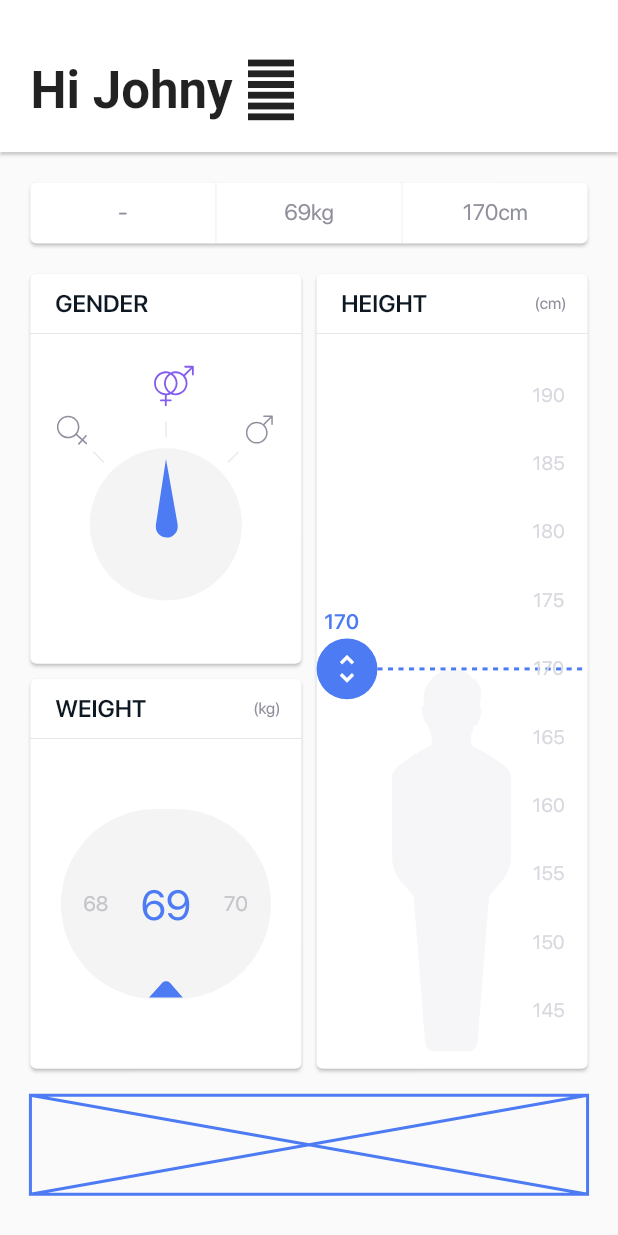
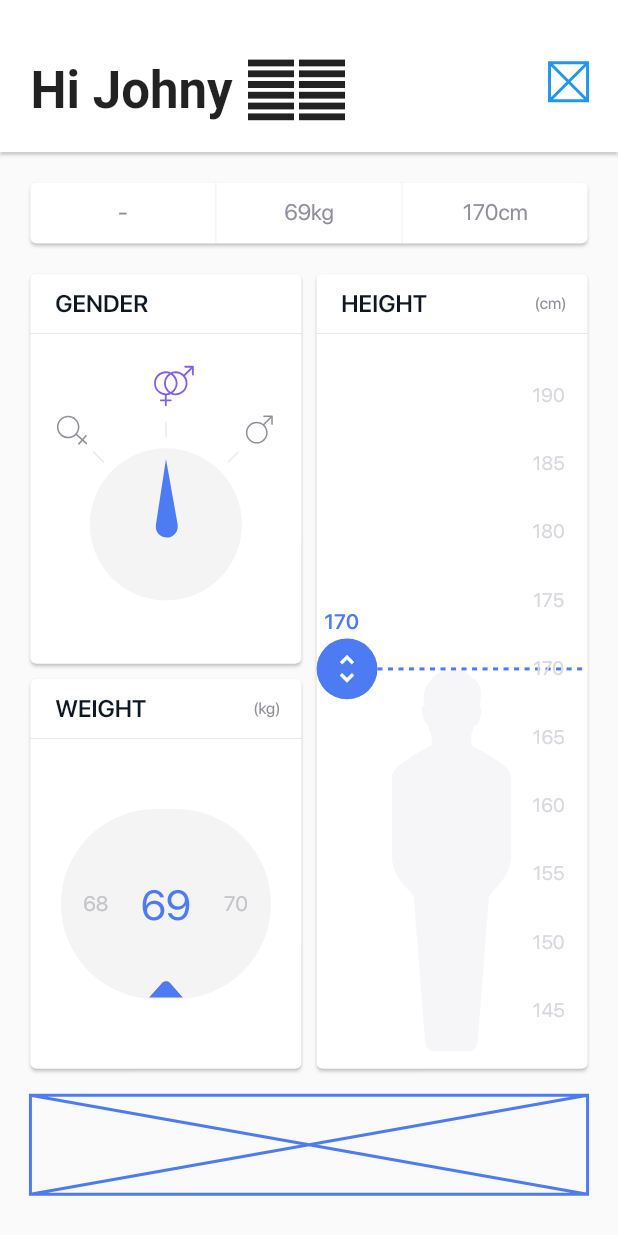
Before and after one commit to MarcinusX/bmi_calculator, a Flutter app: the screen it shows after launch, after a tap on an icon or button, on a phone screen of 412 x 824 dp. Run offline on Flutter 3.47's test engine with Material 2 defaults, Android fonts, the phone set to English and light mode, and no system bars; our stand-ins replace flutter_svg; project files that could hold a hidden picture were left out.

Commit message:
AppBar moved and readjusted

```diff
--- /dev/null
+++ b/lib/input_page/app_bar.dart
@@ -0,0 +1,56 @@
+import 'package:bmi_calculator/widget_utils.dart';
+import 'package:flutter/material.dart';
+
+class BmiAppBar extends StatelessWidget {
+  @override
+  Widget build(BuildContext context) {
+    return Material(
+      elevation: 1.0,
+      child: Container(
+        height: screenAwareSize(80.0, context),
+        color: Colors.white,
+        child: Padding(
+          padding: EdgeInsets.all(screenAwareSize(16.0, context)),
+          child: Row(
+            crossAxisAlignment: CrossAxisAlignment.end,
+            mainAxisAlignment: MainAxisAlignment.spaceBetween,
+            children: <Widget>[
+              _buildLabel(context),
+              _buildIcon(context),
+            ],
+          ),
+        ),
+      ),
+    );
+  }
+
+  Padding _buildIcon(BuildContext context) {
+    return Padding(
+      padding: EdgeInsets.only(bottom: screenAwareSize(11.0, context)),
+      child: Container(
+        height: screenAwareSize(20.0, context),
+        width: screenAwareSize(20.0, context),
+        child: Placeholder(
+          color: Colors.blue,
+        ),
+      ),
+    );
+  }
+
+  RichText _buildLabel(BuildContext context) {
+    return RichText(
+      text: TextSpan(
+        style: DefaultTextStyle.of(context).style.copyWith(fontSize: 34.0),
+        children: [
+          TextSpan(
+            text: "Hi Johny ",
+            style: TextStyle(fontWeight: FontWeight.bold),
+          ),
+          TextSpan(
+            text: "\uD83D\uDC4B\uD83C\uDFFB",
+          ),
+        ],
+      ),
+    );
+  }
+}
--- a/lib/input_page/input_page.dart
+++ b/lib/input_page/input_page.dart
@@ -1,3 +1,4 @@
+import 'package:bmi_calculator/input_page/app_bar.dart';
 import 'package:bmi_calculator/input_page/gender/gender_card.dart';
 import 'package:bmi_calculator/input_page/height/height_card.dart';
 import 'package:bmi_calculator/input_page/weight/weight_card.dart';
@@ -84,37 +85,6 @@ class InputPageState extends State<InputPage> {
   }
 }
 
-class BmiAppBar extends StatelessWidget {
-  @override
-  Widget build(BuildContext context) {
-    return Material(
-      elevation: 1.0,
-      child: Container(
-        height: screenAwareSize(80.0, context),
-        color: Colors.white,
-        alignment: Alignment.bottomLeft,
-        child: Padding(
-          padding: EdgeInsets.all(screenAwareSize(16.0, context)),
-          child: RichText(
-            text: TextSpan(
-              style:
-                  DefaultTextStyle.of(context).style.copyWith(fontSize: 34.0),
-              children: [
-                TextSpan(
-                    text: "Hi Johny ",
-                    style: TextStyle(fontWeight: FontWeight.bold)),
-                TextSpan(
-                  text: "\uD83D\uDC4B",
-                ),
-              ],
-            ),
-          ),
-        ),
-      ),
-    );
-  }
-}
-
 class InputSummaryCard extends StatelessWidget {
   final Gender gender;
   final int height;
--- a/lib/main.dart
+++ b/lib/main.dart
@@ -5,6 +5,12 @@ import 'package:flutter/services.dart';
 import 'styles.dart';
 
 void main() {
+  SystemChrome.setSystemUIOverlayStyle(
+    SystemUiOverlayStyle.light.copyWith(
+      statusBarColor: Colors.white,
+      statusBarIconBrightness: Brightness.dark,
+    ),
+  );
   SystemChrome.setPreferredOrientations(
           [DeviceOrientation.portraitUp, DeviceOrientation.portraitDown])
       .then((_) => runApp(new MyApp()));
@@ -13,9 +19,6 @@ void main() {
 class MyApp extends StatelessWidget {
   @override
   Widget build(BuildContext context) {
-    SystemChrome.setSystemUIOverlayStyle(SystemUiOverlayStyle.light.copyWith(
-        statusBarColor: Colors.white,
-        statusBarIconBrightness: Brightness.dark));
     return MaterialApp(
       debugShowCheckedModeBanner: false,
       title: 'BMI Calculator',
```
